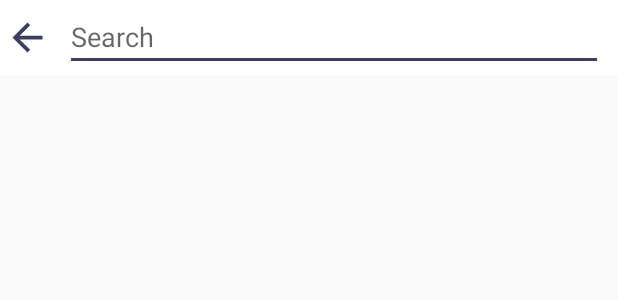
After one commit to integralsathulkrishna/InLens_after_release, an Android app: the layout search_layout.xml on its own in the app's theme, with its tools: preview values and no code run, on a phone screen of 412 x 824 dp. The commit adds this screen. Shown: the top 300 px of the screen. Run offline under Robolectric (Android 15) with nearby library versions, the phone set to English and light mode, and no system bars; Roboto replaces fonts that are not available here.

Commit message:
Half Done
Search Action in MainActivity

```diff
--- /dev/null
+++ b/app/src/main/res/drawable/ic_arrow_back.xml
@@ -0,0 +1,5 @@
+<vector android:height="30dp" android:tint="#3E3D63"
+    android:viewportHeight="24.0" android:viewportWidth="24.0"
+    android:width="30dp" xmlns:android="http://schemas.android.com/apk/res/android">
+    <path android:fillColor="#FF000000" android:pathData="M20,11H7.83l5.59,-5.59L12,4l-8,8 8,8 1.41,-1.41L7.83,13H20v-2z"/>
+</vector>
--- /dev/null
+++ b/app/src/main/res/drawable/ic_search.xml
@@ -0,0 +1,5 @@
+<vector android:height="30dp" android:tint="#FFFFFF"
+    android:viewportHeight="24.0" android:viewportWidth="24.0"
+    android:width="30dp" xmlns:android="http://schemas.android.com/apk/res/android">
+    <path android:fillColor="#FF000000" android:pathData="M15.5,14h-0.79l-0.28,-0.27C15.41,12.59 16,11.11 16,9.5 16,5.91 13.09,3 9.5,3S3,5.91 3,9.5 5.91,16 9.5,16c1.61,0 3.09,-0.59 4.23,-1.57l0.27,0.28v0.79l5,4.99L20.49,19l-4.99,-5zM9.5,14C7.01,14 5,11.99 5,9.5S7.01,5 9.5,5 14,7.01 14,9.5 11.99,14 9.5,14z"/>
+</vector>
--- /dev/null
+++ b/app/src/main/res/layout/search_layout.xml
@@ -0,0 +1,26 @@
+<?xml version="1.0" encoding="utf-8"?>
+<LinearLayout xmlns:android="http://schemas.android.com/apk/res/android"
+    android:orientation="horizontal" android:layout_width="match_parent"
+    android:layout_height="50dp"
+    android:background="#ffffff">
+
+    <ImageButton
+        android:id="@+id/search_back_btn"
+        android:layout_width="wrap_content"
+        android:layout_height="wrap_content"
+        android:background="@android:color/transparent"
+        android:src="@drawable/ic_arrow_back"
+        android:layout_gravity="center_vertical"
+        android:layout_marginStart="3dp"
+        />
+
+    <EditText
+        android:id="@+id/search_edittext"
+        android:layout_width="match_parent"
+        android:layout_height="45dp"
+        android:layout_marginStart="10dp"
+        android:layout_marginEnd="10dp"
+        android:layout_gravity="center_vertical"
+        android:hint="Search"/>
+
+</LinearLayout>
```
Also changed, not shown: app/src/main/java/integrals/inlens/MainActivity.java (+47 -3 lines).
